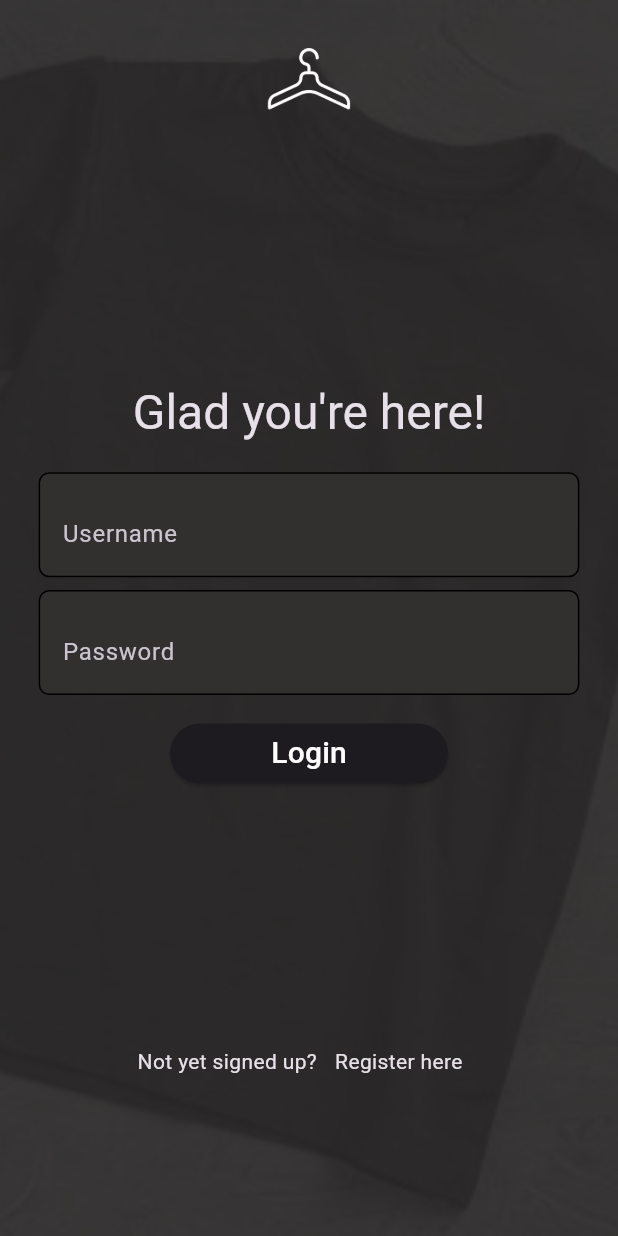
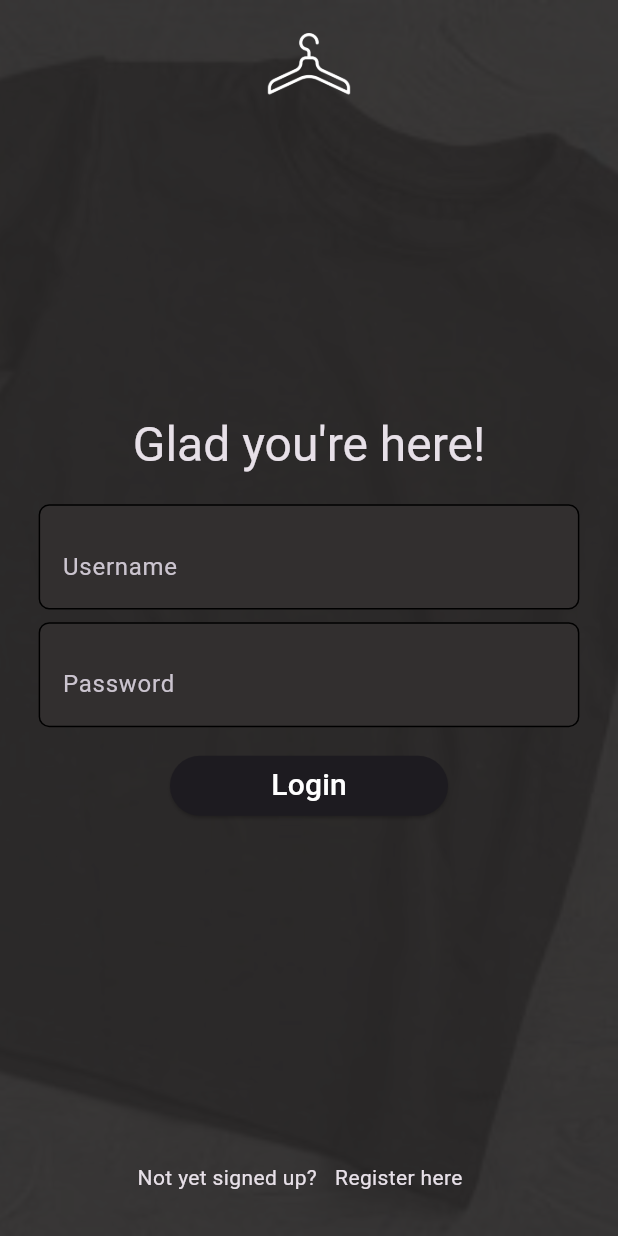
Before and after one commit to Fiversity-1/StyleSwap, a Flutter app: the Login screen opened by its route, on a phone screen of 412 x 824 dp. Run offline on Flutter 3.47's test engine with Material 3 defaults, Android fonts, the phone set to English and light mode, and no system bars; our stand-ins replace flutter_card_swiper, flutter_hooks, image_picker, lottie, reorderable_grid_view; missing offline and left inert: flutter_reorderable_grid_view, tutorial_coach_mark.

```diff
--- a/lib/features/signup/presentation/login.dart
+++ b/lib/features/signup/presentation/login.dart
@@ -14,8 +14,8 @@ class Login extends StatefulWidget {
 }
 
 class _LoginState extends State<Login> {
-  final _submitCreds = TextEditingController();
-
+  final _submitCreds1 = TextEditingController();
+  final _submitCreds2 = TextEditingController();
   @override
   Widget build(BuildContext context) {
     double height = MediaQuery.of(context).size.height;
@@ -30,10 +30,10 @@ class _LoginState extends State<Login> {
               child: Image.asset('lib/images/backdrop2.jpg', fit: BoxFit.cover),
             ),
           ),
-          Column(
-            children: [
-              Padding(
-                padding: const EdgeInsets.only(top: (15.0)),
+          Positioned(
+            top: 5, // Adjust as needed
+            left: 0,
+            right: 0,
             child: Image.asset(
               Provider.of<ThemeSwitcher>(context).themeData == lightTheme
                   ? 'lib/images/hanger.png'
@@ -42,8 +42,33 @@ class _LoginState extends State<Login> {
               width: 75,
             ),
           ),
+          Positioned(
+            bottom: 15, // Adjust as needed
+            left: 0,
+            right: 0,
+            child: Row(
+              mainAxisAlignment: MainAxisAlignment.center,
+              children: [
+                Text(
+                  'Not yet signed up?',
+                  style: Theme.of(context).textTheme.bodyMedium,
+                ),
+                TextButton(
+                  child: Text(
+                    'Register here',
+                    style: Theme.of(context).textTheme.bodyMedium,
+                  ),
+                  onPressed: () {
+                    Navigator.pushNamed(context, '/signup');
+                  },
+                ),
+              ],
+            ),
+          ),
+          Column(
+            mainAxisAlignment: MainAxisAlignment.center,
+            children: [
               SizedBox(
-                height: height * 0.2,
                 width: width,
               ),
               Text('Glad you\'re here!',
@@ -55,7 +80,7 @@ class _LoginState extends State<Login> {
                   height: height * 0.085,
                   width: kIsWeb ? width * 0.35 : width * 0.875,
                   child: TextField(
-                    controller: _submitCreds,
+                    controller: _submitCreds1,
                     decoration: InputDecoration(
                       enabledBorder: OutlineInputBorder(
                         borderRadius: BorderRadius.circular(7),
@@ -65,7 +90,7 @@ class _LoginState extends State<Login> {
                       suffix: IconButton(
                         icon: const Icon(Icons.clear),
                         onPressed: () {
-                          _submitCreds.clear();
+                          _submitCreds1.clear();
                         },
                       ),
                     ),
@@ -76,7 +101,7 @@ class _LoginState extends State<Login> {
                 height: height * 0.085,
                 width: kIsWeb ? width * 0.35 : width * 0.875,
                 child: TextField(
-                  controller: _submitCreds,
+                  controller: _submitCreds2,
                   decoration: InputDecoration(
                     enabledBorder: OutlineInputBorder(
                       borderRadius: BorderRadius.circular(7),
@@ -86,7 +111,7 @@ class _LoginState extends State<Login> {
                     suffix: IconButton(
                       icon: const Icon(Icons.clear),
                       onPressed: () {
-                        _submitCreds.clear();
+                        _submitCreds2.clear();
                       },
                     ),
                   ),
@@ -107,27 +132,6 @@ class _LoginState extends State<Login> {
                   ),
                 ),
               ),
-              Padding(
-                padding: const EdgeInsets.only(top: (157.5)),
-                child: Row(
-                  mainAxisAlignment: MainAxisAlignment.center,
-                  children: [
-                    Text(
-                      'Not yet signed up?',
-                      style: Theme.of(context).textTheme.bodyMedium,
-                    ),
-                    TextButton(
-                      child: Text(
-                        'Register here',
-                        style: Theme.of(context).textTheme.bodyMedium,
-                      ),
-                      onPressed: () {
-                        Navigator.pushNamed(context, '/signup');
-                      },
-                    ),
-                  ],
-                ),
-              ),
             ],
           ),
         ],
```
Lines whose indentation alone changed are shown as unchanged.
